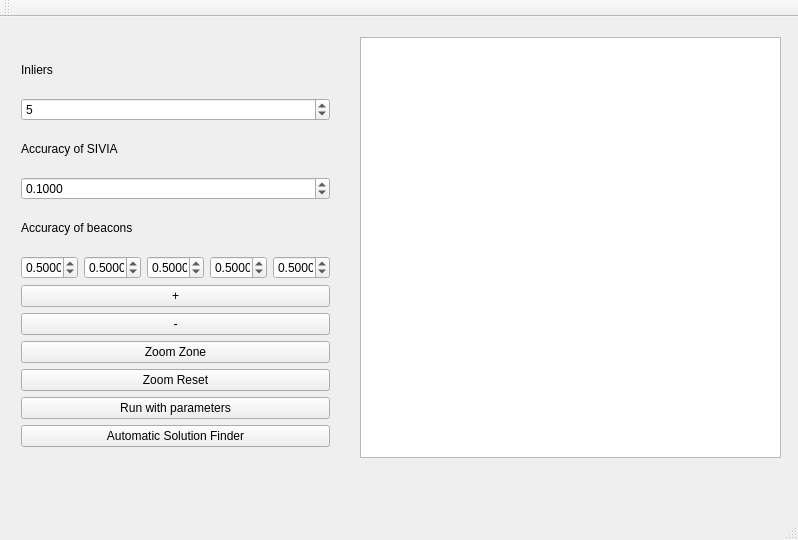
Old version of the form mainwindow.ui in the repository qbrefort/Qinter.
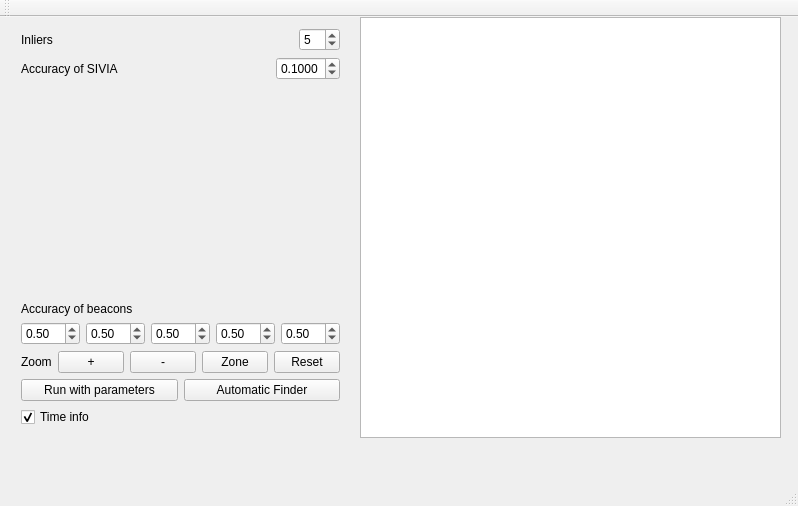
New version of the form.

Patch:
```diff
--- a/mainwindow.ui
+++ b/mainwindow.ui
@@ -7,7 +7,7 @@
     <x>0</x>
     <y>0</y>
     <width>798</width>
-    <height>540</height>
+    <height>506</height>
    </rect>
   </property>
   <property name="windowTitle">
@@ -18,7 +18,7 @@
     <property name="geometry">
      <rect>
       <x>360</x>
-      <y>20</y>
+      <y>0</y>
       <width>421</width>
       <height>421</height>
      </rect>
@@ -34,12 +34,17 @@
     <property name="geometry">
      <rect>
       <x>10</x>
-      <y>20</y>
-      <width>331</width>
+      <y>0</y>
+      <width>341</width>
       <height>421</height>
      </rect>
     </property>
     <layout class="QVBoxLayout" name="verticalLayout">
+     <property name="spacing">
+      <number>6</number>
+     </property>
+     <item>
+      <layout class="QHBoxLayout" name="horizontalLayout_5">
      <item>
       <widget class="QLabel" name="label_Epsilon_2">
        <property name="text">
@@ -47,6 +52,19 @@
        </property>
       </widget>
      </item>
+       <item>
+        <spacer name="horizontalSpacer">
+         <property name="orientation">
+          <enum>Qt::Horizontal</enum>
+         </property>
+         <property name="sizeHint" stdset="0">
+          <size>
+           <width>40</width>
+           <height>20</height>
+          </size>
+         </property>
+        </spacer>
+       </item>
      <item>
       <widget class="QSpinBox" name="InterSpinBox">
        <property name="value">
@@ -54,6 +72,10 @@
        </property>
       </widget>
      </item>
+      </layout>
+     </item>
+     <item>
+      <layout class="QHBoxLayout" name="horizontalLayout_6">
      <item>
       <widget class="QLabel" name="label_Epsilon">
        <property name="text">
@@ -61,6 +83,19 @@
        </property>
       </widget>
      </item>
+       <item>
+        <spacer name="horizontalSpacer_2">
+         <property name="orientation">
+          <enum>Qt::Horizontal</enum>
+         </property>
+         <property name="sizeHint" stdset="0">
+          <size>
+           <width>40</width>
+           <height>20</height>
+          </size>
+         </property>
+        </spacer>
+       </item>
      <item>
       <widget class="QDoubleSpinBox" name="EpsilonSpinBox">
        <property name="locale">
@@ -83,6 +118,23 @@
        </property>
       </widget>
      </item>
+      </layout>
+     </item>
+     <item>
+      <spacer name="verticalSpacer">
+       <property name="orientation">
+        <enum>Qt::Vertical</enum>
+       </property>
+       <property name="sizeHint" stdset="0">
+        <size>
+         <width>20</width>
+         <height>40</height>
+        </size>
+       </property>
+      </spacer>
+     </item>
+     <item>
+      <layout class="QHBoxLayout" name="horizontalLayout_7">
      <item>
       <widget class="QLabel" name="label_Epsilon_3">
        <property name="text">
@@ -90,6 +142,8 @@
        </property>
       </widget>
      </item>
+      </layout>
+     </item>
      <item>
       <layout class="QHBoxLayout" name="horizontalLayout">
        <item>
@@ -98,7 +152,7 @@
           <locale language="English" country="UnitedStates"/>
          </property>
          <property name="decimals">
-          <number>4</number>
+          <number>2</number>
          </property>
          <property name="minimum">
           <double>0.000000000000000</double>
@@ -120,7 +174,7 @@
           <locale language="English" country="UnitedStates"/>
          </property>
          <property name="decimals">
-          <number>4</number>
+          <number>2</number>
          </property>
          <property name="minimum">
           <double>0.000000000000000</double>
@@ -142,7 +196,7 @@
           <locale language="English" country="UnitedStates"/>
          </property>
          <property name="decimals">
-          <number>4</number>
+          <number>2</number>
          </property>
          <property name="minimum">
           <double>0.000000000000000</double>
@@ -164,7 +218,7 @@
           <locale language="English" country="UnitedStates"/>
          </property>
          <property name="decimals">
-          <number>4</number>
+          <number>2</number>
          </property>
          <property name="minimum">
           <double>0.000000000000000</double>
@@ -186,7 +240,7 @@
           <locale language="English" country="UnitedStates"/>
          </property>
          <property name="decimals">
-          <number>4</number>
+          <number>2</number>
          </property>
          <property name="minimum">
           <double>0.000000000000000</double>
@@ -203,6 +257,15 @@
         </widget>
        </item>
       </layout>
+     </item>
+     <item>
+      <layout class="QHBoxLayout" name="horizontalLayout_3">
+       <item>
+        <widget class="QLabel" name="label_Epsilon_4">
+         <property name="text">
+          <string>Zoom</string>
+         </property>
+        </widget>
      </item>
      <item>
       <widget class="QPushButton" name="Zoomplus">
@@ -221,17 +284,21 @@
      <item>
       <widget class="QPushButton" name="ZoomZone">
        <property name="text">
-        <string>Zoom Zone</string>
+          <string>Zone</string>
        </property>
       </widget>
      </item>
      <item>
       <widget class="QPushButton" name="ZoomReset">
        <property name="text">
-        <string>Zoom Reset</string>
+          <string>Reset</string>
        </property>
       </widget>
      </item>
+      </layout>
+     </item>
+     <item>
+      <layout class="QHBoxLayout" name="horizontalLayout_4">
      <item>
       <widget class="QPushButton" name="ButtonStart">
        <property name="text">
@@ -242,7 +309,19 @@
      <item>
       <widget class="QPushButton" name="ButtonFindSol">
        <property name="text">
-        <string>Automatic Solution Finder</string>
+          <string>Automatic Finder</string>
+         </property>
+        </widget>
+       </item>
+      </layout>
+     </item>
+     <item>
+      <widget class="QCheckBox" name="checkBox">
+       <property name="text">
+        <string>Time info</string>
+       </property>
+       <property name="checked">
+        <bool>true</bool>
        </property>
       </widget>
      </item>
```
Left out of the diff: 2 changed lines with no effect on the pictures. Lines whose indentation alone changed are shown as unchanged.
